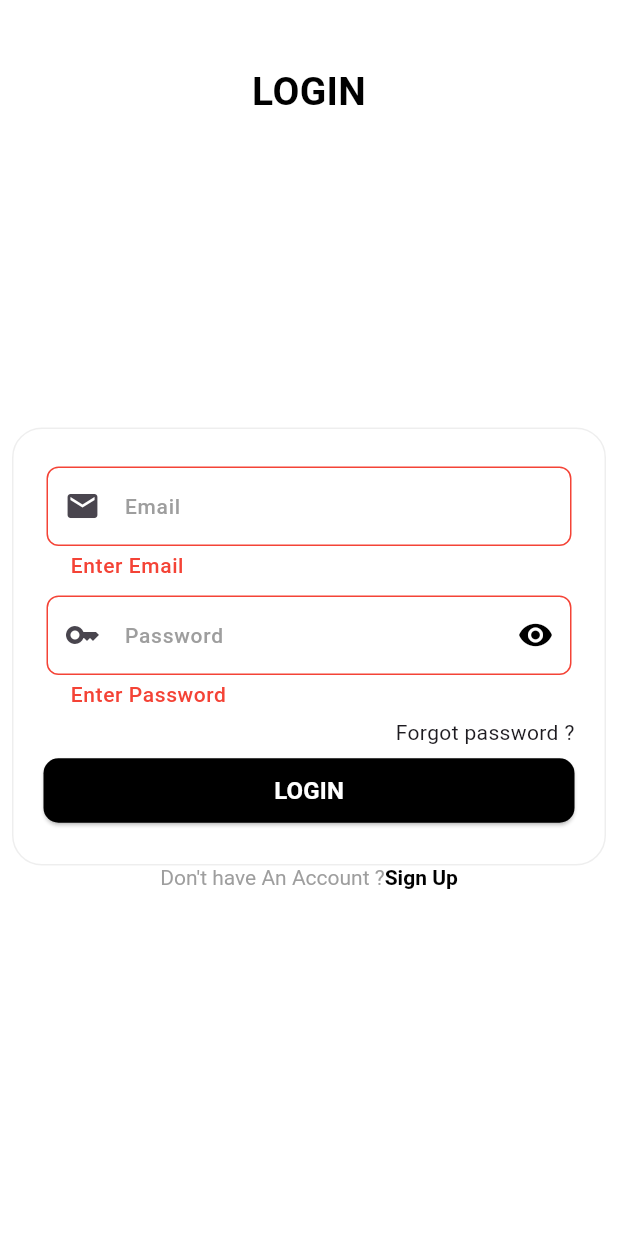
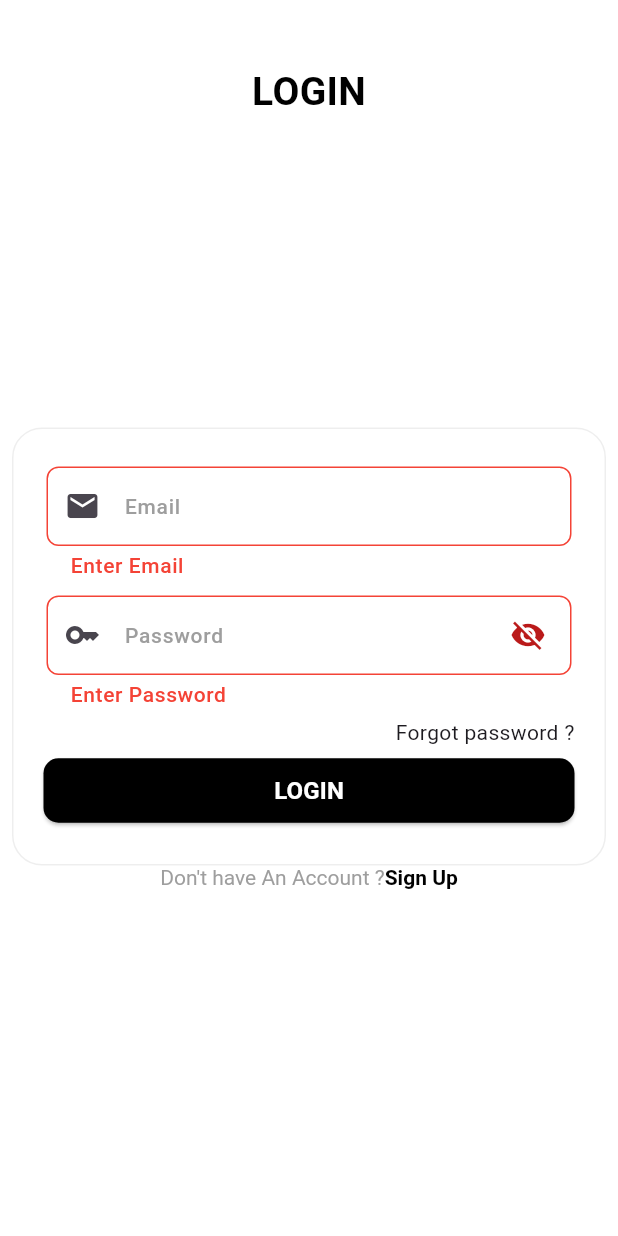
Before and after one commit to safvansafvan/localdata_login_home_MT, a Flutter app: the LoginView screen opened directly, after a tap on "LOGIN", on a phone screen of 412 x 824 dp. Run offline on Flutter 3.47's test engine with Material 3 defaults, Android fonts, the phone set to English and light mode, and no system bars; our stand-ins replace dropdown_button2, email_validator, fluttertoast, get, get_storage, google_fonts and 1 more; accounts and stored records are empty; network calls fail.

Commit message:
issue fixes

```diff
--- a/lib/contstant/controller/login_controller.dart
+++ b/lib/contstant/controller/login_controller.dart
@@ -17,7 +17,7 @@ class AuthCtrl extends GetxController {
   String phone = '';
   String profession = '';
 
-  bool isOb = false;
+  bool isOb = true;
   bool isLogin = false;
   String? dropDownSelected;
 
@@ -28,6 +28,11 @@ class AuthCtrl extends GetxController {
 
   void isLoginState() {
     isLogin = !isLogin;
+    update();
+  }
+
+  void loginState() {
+    isLogin = false;
     update();
   }
 
@@ -51,6 +56,7 @@ class AuthCtrl extends GetxController {
     log(passwordCtrl.text);
     if (email == emailCtrl.text.trim() &&
         password == passwordCtrl.text.trim()) {
+      clearCtrl();
       await Get.offAll(() => const HomeView(),
           curve: Curves.easeInOut,
           duration: const Duration(milliseconds: 300),
@@ -66,7 +72,7 @@ class AuthCtrl extends GetxController {
     StorageUtil().insertData('password', passwordCtrl.text.trim());
     StorageUtil().insertData('phone', phoneCtrl.text.trim());
     StorageUtil().insertData('profession', dropDownSelected);
-
+    clearCtrl();
     await Get.offAll(() => const HomeView(),
         curve: Curves.easeInOut,
         duration: const Duration(milliseconds: 300),
--- a/lib/view/splash.dart
+++ b/lib/view/splash.dart
@@ -1,7 +1,7 @@
 import 'package:flutter/material.dart';
 import 'package:get/get.dart';
 import 'package:localdataloginandhome/contstant/const.dart';
-import 'package:localdataloginandhome/view/home/home.dart';
+import 'package:localdataloginandhome/view/auth/login.dart';
 import 'package:lottie/lottie.dart';
 
 class SplashView extends StatefulWidget {
@@ -35,7 +35,7 @@ class _SplashViewState extends State<SplashView> {
   Future<void> _handleNextScreen() async {
     await Future.delayed(const Duration(seconds: 2)).then(
       (value) async => await Get.to(
-        () => const HomeView(),
+        () => const LoginView(),
         curve: Curves.easeInOut,
         duration: const Duration(milliseconds: 200),
         transition: Transition.zoom,
--- a/lib/view/widgets/drawer.dart
+++ b/lib/view/widgets/drawer.dart
@@ -1,6 +1,7 @@
 import 'package:flutter/material.dart';
 import 'package:get/get.dart';
 import 'package:localdataloginandhome/contstant/const.dart';
+import 'package:localdataloginandhome/contstant/controller/login_controller.dart';
 import 'package:localdataloginandhome/view/auth/login.dart';
 
 class DrawerWidget extends StatelessWidget {
@@ -8,6 +9,7 @@ class DrawerWidget extends StatelessWidget {
 
   @override
   Widget build(BuildContext context) {
+    final ac = Get.find<AuthCtrl>();
     return Drawer(
       child: SafeArea(
         child: Padding(
@@ -44,6 +46,8 @@ class DrawerWidget extends StatelessWidget {
               ListTile(
                 onTap: () {
                   Get.offAll(() => const LoginView());
+                  ac.getUserDatas();
+                  ac.loginState();
                 },
                 title: Text(
                   'Logout',
--- a/lib/view/widgets/login_form.dart
+++ b/lib/view/widgets/login_form.dart
@@ -2,7 +2,6 @@ import 'package:email_validator/email_validator.dart';
 import 'package:flutter/material.dart';
 import 'package:flutter/services.dart';
 import 'package:get/get_state_manager/get_state_manager.dart';
-import 'package:localdataloginandhome/contstant/const.dart';
 import 'package:localdataloginandhome/contstant/controller/login_controller.dart';
 
 class LoginFrom extends StatelessWidget {
@@ -36,6 +35,12 @@ class LoginFrom extends StatelessWidget {
         padding: const EdgeInsets.symmetric(horizontal: 22, vertical: 5),
         child: Center(
           child: TextFormField(
+            inputFormatters: isnumber == true
+                ? [
+                    FilteringTextInputFormatter.digitsOnly,
+                    LengthLimitingTextInputFormatter(10)
+                  ]
+                : [],
             keyboardType: inputType,
             autovalidateMode: AutovalidateMode.onUserInteraction,
             controller: controller,
@@ -44,8 +49,10 @@ class LoginFrom extends StatelessWidget {
             maxLengthEnforcement: MaxLengthEnforcement.none,
             decoration: InputDecoration(
               prefixIcon: Icon(prefixIcon),
-              suffixIcon: isPassword
-                  ? IconButton(
+              suffixIcon: isPassword == true
+                  ? Padding(
+                      padding: const EdgeInsets.only(right: 5),
+                      child: IconButton(
                         onPressed: () {
                           loginCtrl.updateIsLoginOb();
                         },
@@ -53,7 +60,7 @@ class LoginFrom extends StatelessWidget {
                           loginCtrl.isOb
                               ? Icons.visibility_off
                               : Icons.visibility,
-                        color: blackClr,
+                        ),
                       ),
                     )
                   : null,
```
Also changed, not shown: lib/view/home/home.dart (+9 -3 lines), 1 other file. Lines whose indentation alone changed are shown as unchanged.
